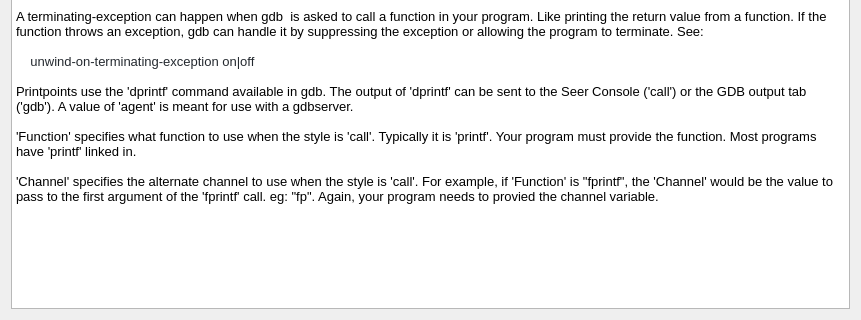
This is src/SeerGdbConfigPage.ui in epasveer/seer as Qt 5 draws it before an edit; both pictures show x 0 to 861 and y 374 to 694 of the 861 by 694 pixel window. The edited form follows.
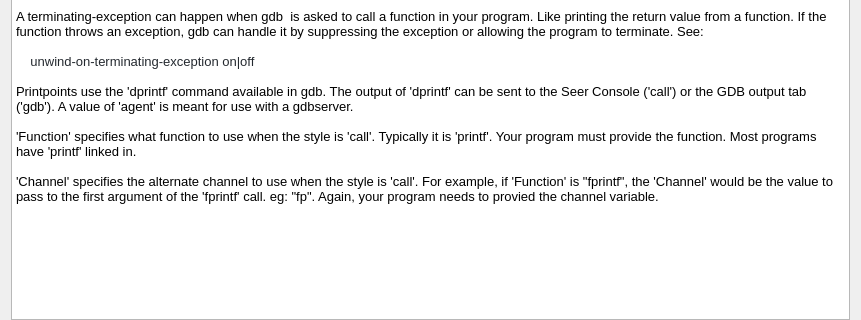
This is the edited form. Icons and pictures are not drawn.

What changed in the file:
```diff
--- a/src/SeerGdbConfigPage.ui
+++ b/src/SeerGdbConfigPage.ui
@@ -17,6 +17,9 @@
    <property name="topMargin">
     <number>0</number>
    </property>
+   <property name="bottomMargin">
+    <number>0</number>
+   </property>
    <item row="0" column="0">
     <widget class="QGroupBox" name="gdbGroupBox">
      <property name="title">
```
